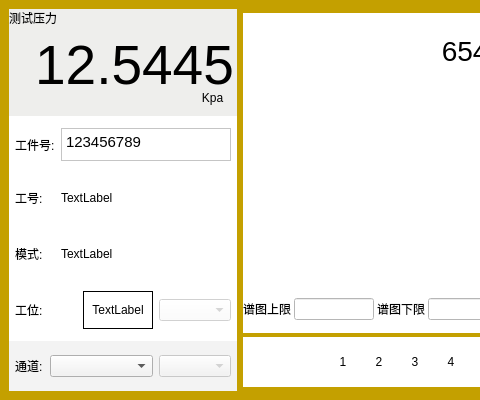
Old version of the form formmain.ui in the repository LEmbedder/widget-mcu; both pictures show x 0 to 480 and y 0 to 400 of the 800 by 400 pixel window.
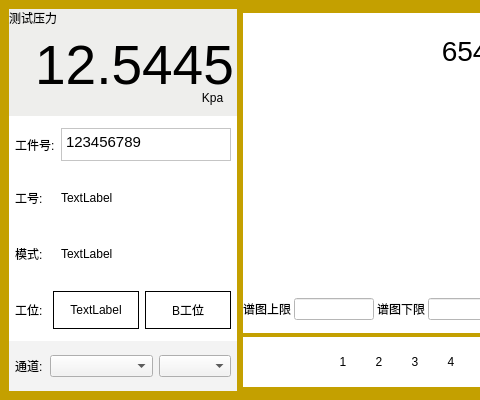
New version of the form.

Diff of the .ui file:
```diff
--- a/formmain.ui
+++ b/formmain.ui
@@ -370,24 +370,11 @@
                  </property>
                 </widget>
                </item>
-               <item>
-                <spacer name="horizontalSpacer_4">
-                 <property name="orientation">
-                  <enum>Qt::Horizontal</enum>
-                 </property>
-                 <property name="sizeHint" stdset="0">
-                  <size>
-                   <width>40</width>
-                   <height>20</height>
-                  </size>
-                 </property>
-                </spacer>
-               </item>
                <item>
                 <widget class="QLabel" name="label_workspace_1">
                  <property name="minimumSize">
                   <size>
-                   <width>70</width>
+                   <width>86</width>
                    <height>0</height>
                   </size>
                  </property>
@@ -403,9 +390,21 @@
                 </widget>
                </item>
                <item>
-                <widget class="QComboBox" name="comboBox_2">
-                 <property name="enabled">
-                  <bool>false</bool>
+                <widget class="QLabel" name="label_workspace_2">
+                 <property name="minimumSize">
+                  <size>
+                   <width>86</width>
+                   <height>0</height>
+                  </size>
+                 </property>
+                 <property name="frameShape">
+                  <enum>QFrame::Box</enum>
+                 </property>
+                 <property name="text">
+                  <string>B工位</string>
+                 </property>
+                 <property name="alignment">
+                  <set>Qt::AlignCenter</set>
                  </property>
                 </widget>
                </item>
@@ -705,7 +704,7 @@
                <item>
                 <widget class="QComboBox" name="comboBox_4">
                  <property name="enabled">
-                  <bool>false</bool>
+                  <bool>true</bool>
                  </property>
                 </widget>
                </item>
```
Left out of the diff: 2 changed lines with no effect on the pictures.
